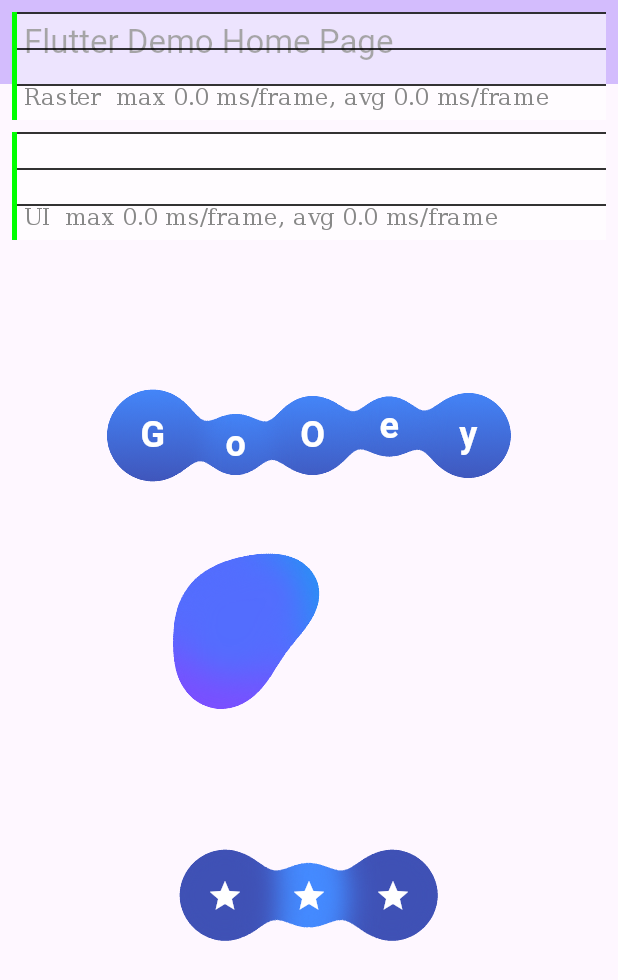
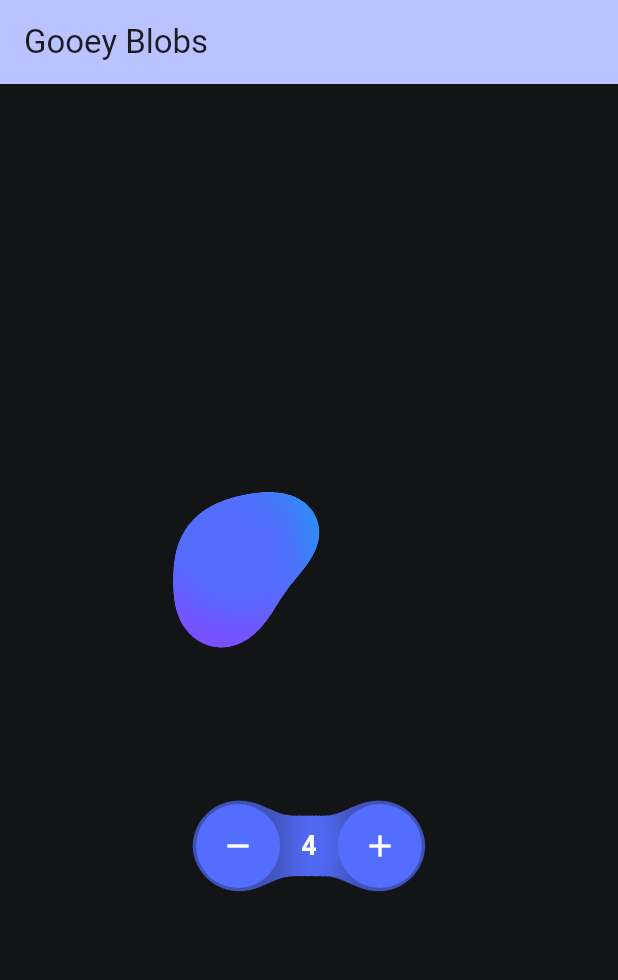
Before and after one commit to Milad-Akarie/gooey, a Flutter app: the screen it shows after launch, on a phone screen of 412 x 824 dp. Shown: the top 980 px of the screen. Run offline on Flutter 3.47's test engine with Material 3 defaults, Android fonts, the phone set to English and light mode, and no system bars; Roboto replaces fonts that are missing (RobotoMono).

Commit message:
Refactor code structure for improved readability and maintainability

```diff
--- a/example/lib/main.dart
+++ b/example/lib/main.dart
@@ -1,8 +1,8 @@
 import 'dart:math';
 import 'package:flutter/material.dart';
 import 'package:gooey/gooey.dart';
+
 void main() {
-
   runApp(const MyApp());
 }
 
@@ -13,12 +13,18 @@ class MyApp extends StatelessWidget {
   @override
   Widget build(BuildContext context) {
     return MaterialApp(
-      title: 'Flutter Demo',
-      showPerformanceOverlay: true,
+      title: 'Gooey',
+      // showPerformanceOverlay: true,
       theme: ThemeData(
-        colorScheme: ColorScheme.fromSeed(seedColor: Colors.deepPurple),
+        colorScheme: ColorScheme.fromSeed(seedColor: Colors.indigoAccent),
       ),
-      home: const MyHomePage(title: 'Flutter Demo Home Page'),
+      darkTheme: ThemeData(
+        colorScheme: ColorScheme.fromSeed(
+          seedColor: Colors.indigoAccent,
+          brightness: Brightness.dark,
+        ),
+      ),
+      home: const MyHomePage(title: 'Gooey Blobs'),
     );
   }
 }
@@ -33,7 +39,8 @@ class MyHomePage extends StatefulWidget {
 }
 
 class _AnimatedBlobs extends StatefulWidget {
-  const _AnimatedBlobs();
+  final int counter;
+  const _AnimatedBlobs(this.counter);
 
   @override
   State<_AnimatedBlobs> createState() => _AnimatedBlobsState();
@@ -90,6 +97,7 @@ class _AnimatedBlobsState extends State<_AnimatedBlobs>
                     child: SizedBox.square(dimension: 50),
                   ),
                 ),
+                if (widget.counter > 2)
                   Transform.translate(
                     offset: Offset(
                       sin(t * 3 + 2) * 35 + sin(t * 3 + 1) * 25,
@@ -100,11 +108,34 @@ class _AnimatedBlobsState extends State<_AnimatedBlobs>
                       child: SizedBox.square(dimension: 40),
                     ),
                   ),
+                if (widget.counter > 3)
                   Transform.translate(
                     offset: Offset(sin(t * 4 + 3) * 25, cos(t * 4 + 2) * 35),
                     child: GooeyBlob(
                       color: Colors.blue,
                       child: SizedBox.square(dimension: 35),
+                    ),
+                  ),
+                if (widget.counter > 4)
+                  Transform.translate(
+                    offset: Offset(
+                      sin(t * 5 + 1) * 20 + sin(t * 5 + 2) * 20,
+                      cos(t * 5 + 2) * 25 + cos(t * 5 + 1) * 30,
+                    ),
+                    child: GooeyBlob(
+                      color: Colors.deepPurpleAccent,
+                      child: SizedBox.square(dimension: 30),
+                    ),
+                  ),
+                if (widget.counter > 5)
+                  Transform.translate(
+                    offset: Offset(
+                      sin(t * 6 + 1) * 20 + sin(t * 6 + 2) * 50,
+                      cos(t * 6 + 2) * 25 + cos(t * 6 + 1) * 60,
+                    ),
+                    child: GooeyBlob(
+                      color: Colors.deepPurpleAccent,
+                      child: SizedBox.square(dimension: 30),
                     ),
                   ),
               ],
@@ -117,14 +148,11 @@ class _AnimatedBlobsState extends State<_AnimatedBlobs>
 }
 
 class _MyHomePageState extends State<MyHomePage> {
+  int _counter = 4;
   @override
   Widget build(BuildContext context) {
-    final textStyle = TextStyle(
-      fontSize: 24,
-      fontWeight: FontWeight.bold,
-      color: Colors.white,
-    );
     return Scaffold(
+      backgroundColor: Color(0xFF121416),
       appBar: AppBar(
         backgroundColor: Theme.of(context).colorScheme.inversePrimary,
         title: Text(widget.title),
@@ -133,84 +161,63 @@ class _MyHomePageState extends State<MyHomePage> {
         child: Column(
           mainAxisAlignment: MainAxisAlignment.center,
           children: [
-            GooeyZone.withGradient(
-              blurRadius: 10,
-              gradient: LinearGradient(
-                colors: [Colors.blueAccent, Colors.indigo],
-                begin: Alignment.topCenter,
-                end: Alignment.bottomCenter,
-              ),
+            _AnimatedBlobs(_counter),
+            const SizedBox(height: 48),
+            Padding(
+              padding: const EdgeInsets.all(2.0),
+              child: GooeyZone(
+                color: Colors.indigo,
+                blurRadius: 14,
                 child: Row(
-                mainAxisAlignment: .center,
-                spacing: 8,
+                  mainAxisAlignment: MainAxisAlignment.center,
+                  spacing: 2,
                   children: [
                     GooeyBlob(
-                  child: Padding(
-                    padding: const .all(20),
-                    child: Text('G', style: textStyle),
+                      child: IconButton(
+                        style: IconButton.styleFrom(
+                          padding: const EdgeInsets.all(16),
+                          backgroundColor: Colors.indigoAccent,
+                        ),
+                        onPressed: _counter <= 2
+                            ? null
+                            : () {
+                                setState(() {
+                                  _counter--;
+                                });
+                              },
+                        icon: Icon(Icons.remove, color: Colors.white),
                       ),
                     ),
-                Padding(
-                  padding: const .only(top: 12),
-                  child: GooeyBlob(
+                    GooeyBlob(
+                      color: Colors.indigoAccent,
                       child: Padding(
-                      padding: const .all(12.0),
-                      child: Text('o', style: textStyle),
+                        padding: const EdgeInsets.all(12),
+                        child: Text(
+                          '$_counter',
+                          style: TextStyle(
+                            color: Colors.white,
+                            fontSize: 18,
+                            fontFamily: 'RobotoMono',
+                            fontWeight: FontWeight.bold,
+                            fontFeatures: [FontFeature.tabularFigures()],
+                          ),
                         ),
                       ),
                     ),
                     GooeyBlob(
-                  child: Padding(
-                    padding: const .all(16.0),
-                    child: Text('O', style: textStyle),
+                      child: IconButton(
+                        style: IconButton.styleFrom(
+                          padding: const EdgeInsets.all(16),
+                          backgroundColor: Colors.indigoAccent,
                         ),
-                ),
-                Padding(
-                  padding: const .only(bottom: 12),
-                  child: GooeyBlob(
-                    child: Padding(
-                      padding: const .all(12.0),
-                      child: Text('e', style: textStyle),
-                    ),
-                  ),
-                ),
-                GooeyBlob(
-                  child: Padding(
-                    padding: const .all(20.0),
-                    child: Text('y', style: textStyle),
-                  ),
-                ),
-
-              ],)),
-
-            const _AnimatedBlobs(),
-            const SizedBox(height: 40),
-            Padding(
-              padding: const EdgeInsets.all(2.0),
-              child: GooeyZone(
-                color: Colors.indigo,
-                blurRadius: 12,
-                child: Row(
-                  mainAxisAlignment: MainAxisAlignment.center,
-                  spacing: 8,
-                  children: [
-                    GooeyBlob(
-                      child: Padding(
-                        padding: const EdgeInsets.all(16.0),
-                        child: Icon(Icons.star, color: Colors.white),
-                      ),
-                    ),
-                    GooeyBlob(
-                      color: Colors.blueAccent,
-                      child: Padding(
-                        padding: const EdgeInsets.all(8),
-                        child: Icon(Icons.star, color: Colors.white),
-                      ),
-                    ),
-                    GooeyBlob(
-                      child: Padding(
-                        padding: const EdgeInsets.all(16.0),
-                        child: Icon(Icons.star, color: Colors.white),
+                        onPressed: _counter >= 5
+                            ? null
+                            : () {
+                                setState(() {
+                                  _counter++;
+                                });
+                              },
+                        icon: Icon(Icons.add, color: Colors.white),
                       ),
                     ),
                   ],
```
Also changed, not shown: demo/Goeey_demo.gif (added), 1 other file. Lines whose indentation alone changed are shown as unchanged.
